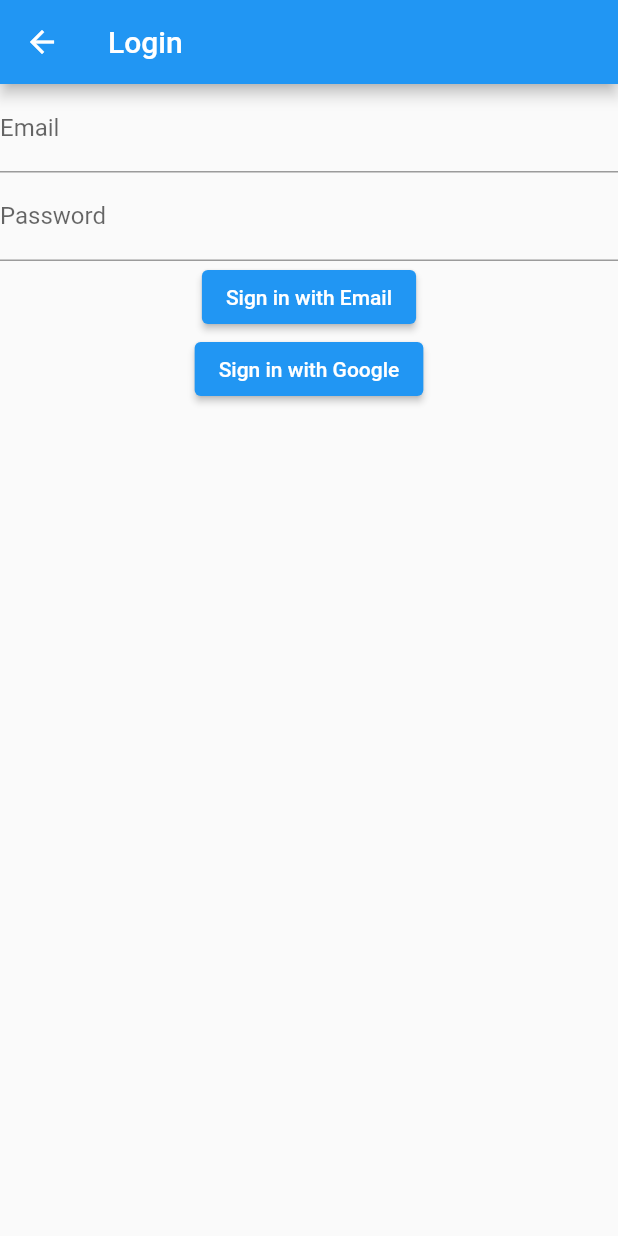
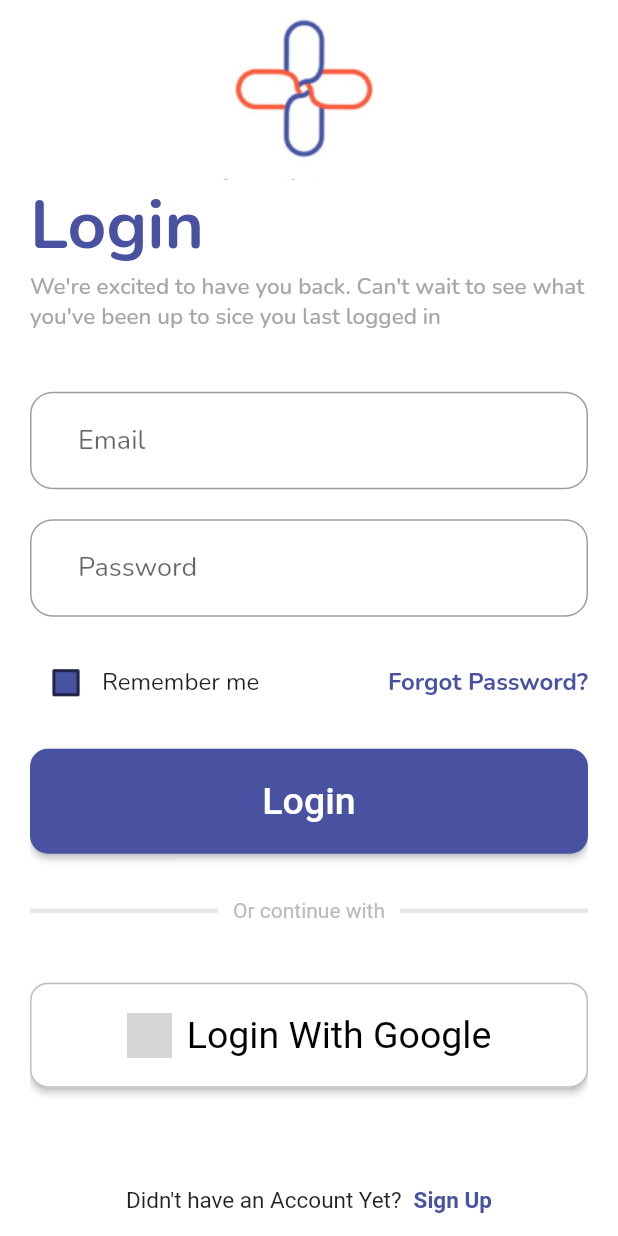
Before and after one commit to Kiagusss/flutter-Counselling-App, a Flutter app: the screen it shows after launch, after a tap on "Skip", after a tap on "Get Started", on a phone screen of 412 x 824 dp. Run offline on Flutter 3.47's test engine with Material 2 defaults, Android fonts, the phone set to English and light mode, and no system bars; our stand-ins replace animated_splash_screen, cloud_firestore, firebase_auth, firebase_core, flutter_slidable, google_fonts and 4 more; accounts and stored records are empty; network calls fail; grey boxes are pictures that could not be loaded.

Commit message:
Login regis Completed with ui and Backend using Firebase Auth

```diff
--- a/lib/pages/BottomBar.dart
+++ b/lib/pages/BottomBar.dart
@@ -141,7 +141,7 @@ class _AnimatedBarExampleState extends State<AnimatedBarExample> {
 
       floatingActionButton: Container(
         constraints: BoxConstraints.tight(
-            Size(70, 70)), // ubah nilai Size sesuai kebutuhan
+            Size(70, 70)),
         child: FloatingActionButton(
           elevation: 200,
           onPressed: () {
--- /dev/null
+++ b/lib/pages/Login.dart
@@ -0,0 +1,339 @@
+import 'package:flutter/material.dart';
+import 'package:flutter/src/widgets/framework.dart';
+import 'package:flutter/src/widgets/placeholder.dart';
+import 'package:google_fonts/google_fonts.dart';
+import 'package:firebase_auth/firebase_auth.dart';
+import 'package:google_sign_in/google_sign_in.dart';
+import 'package:project_kel_bumira/pages/Regis.dart';
+import 'BottomBar.dart';
+import 'HomePage.dart';
+
+class LoginPage extends StatefulWidget {
+  const LoginPage({super.key});
+
+  @override
+  State<LoginPage> createState() => _LoginPageState();
+}
+
+class _LoginPageState extends State<LoginPage> {
+
+  final _formKey = GlobalKey<FormState>();
+  final _auth = FirebaseAuth.instance;
+  final _googleSignIn = GoogleSignIn();
+  late String _email;
+  late String _password;
+  bool isChecked = false;
+  @override
+  Widget build(BuildContext context) {
+    Color getColor(Set<MaterialState> states) {
+      const Set<MaterialState> interactiveStates = <MaterialState>{
+        MaterialState.pressed,
+        MaterialState.hovered,
+        MaterialState.focused,
+      };
+      if (states.any(interactiveStates.contains)) {
+        return Color(0xff4852A1);
+      }
+      return Color(0xff4852A1);
+    }
+
+    return MaterialApp(
+      home: Scaffold(
+        body: Form(
+          key: _formKey,
+          child: Container(
+              color: Color.fromARGB(255, 255, 255, 255),
+              padding: EdgeInsets.only(left: 20, right: 20),
+              child: ListView(
+                children: [
+                  Container(
+                    alignment: Alignment.center,
+                    child: Image.asset(
+                      "images/Logo.png",
+                      width: 135,
+                    ),
+                  ),
+                  Column(
+                    crossAxisAlignment: CrossAxisAlignment.start,
+                    children: [
+                      Text(
+                        "Login",
+                        style: GoogleFonts.nunito(
+                            fontSize: 45,
+                            fontWeight: FontWeight.w700,
+                            color: Color(0xff4852A1)),
+                      ),
+                      Text(
+                          "We're excited to have you back. Can't wait to see what ",
+                          style: GoogleFonts.nunito(
+                              fontSize: 15,
+                              fontWeight: FontWeight.w500,
+                              color: Color.fromARGB(255, 166, 166, 166))),
+                      Text("you've been up to sice you last logged in ",
+                          style: GoogleFonts.nunito(
+                              fontSize: 15,
+                              fontWeight: FontWeight.w500,
+                              color: Color.fromARGB(255, 166, 166, 166))),
+                    ],
+                  ),
+                  SizedBox(
+                    height: 20,
+                  ),
+                  Column(
+                    children: [
+                      SizedBox(
+                        height: 20,
+                      ),
+                      Container(
+                        child: Container(
+                          width: 1000,
+                          child: Align(
+                            alignment: Alignment.center,
+                            child: TextFormField(
+                              validator: (value) =>
+                                  value == null || value.isEmpty
+                                      ? 'Email can\'t be empty'
+                                      : null,
+                              onSaved: (value) => _email = value!,
+                              style: GoogleFonts.nunito(fontSize: 18),
+                              decoration: InputDecoration(
+                                  hintText: 'Email',
+                                  border: OutlineInputBorder(
+                                    borderSide: BorderSide(
+                                        width: 4,
+                                        color: Color.fromARGB(
+                                            255, 89, 111, 173)), //<-- SEE HERE
+                                    borderRadius: BorderRadius.circular(15.0),
+                                  ),
+                                  contentPadding: EdgeInsets.symmetric(
+                                      vertical: 20, horizontal: 32)),
+                            ),
+                          ),
+                        ),
+                      ),
+                      SizedBox(
+                        height: 20,
+                      ),
+                      Container(
+                        child: Container(
+                          width: 1000,
+                          child: Align(
+                            alignment: Alignment.center,
+                            child: TextFormField(
+                              validator: (value) =>
+                                  value == null || value.isEmpty
+                                      ? 'Password can\'t be empty'
+                                      : null,
+                              onSaved: (value) => _password = value!,
+                              obscureText: true,
+                              obscuringCharacter: "*",
+                              style: GoogleFonts.nunito(fontSize: 18),
+                              decoration: InputDecoration(
+                                  hintText: 'Password',
+                                  border: OutlineInputBorder(
+                                    borderSide: BorderSide(
+                                        width: 4,
+                                        color: Color.fromARGB(
+                                            255, 89, 111, 173)), //<-- SEE HERE
+                                    borderRadius: BorderRadius.circular(15.0),
+                                  ),
+                                  contentPadding: EdgeInsets.symmetric(
+                                      vertical: 20, horizontal: 32)),
+                            ),
+                          ),
+                        ),
+                      ),
+                    ],
+                  ),
+                  SizedBox(
+                    height: 20,
+                  ),
+                  Row(
+                    mainAxisAlignment: MainAxisAlignment.spaceBetween,
+                    children: [
+                      Row(
+                        mainAxisAlignment: MainAxisAlignment.start,
+                        children: [
+                          Checkbox(
+                            checkColor: Colors.white,
+                            fillColor:
+                                MaterialStateProperty.resolveWith(getColor),
+                            value: isChecked,
+                            onChanged: (bool? value) {
+                              setState(() {
+                                isChecked = value!;
+                              });
+                            },
+                          ),
+                          Text(
+                            "Remember me",
+                            style: GoogleFonts.nunito(fontSize: 16),
+                          )
+                        ],
+                      ),
+                      Text(
+                        "Forgot Password?",
+                        style: GoogleFonts.nunito(
+                          fontSize: 16,
+                          fontWeight: FontWeight.w700,
+                          color: Color(0xff4852A1),
+                        ),
+                      ),
+                    ],
+                  ),
+                  SizedBox(
+                    height: 20,
+                  ),
+                  ElevatedButton(
+                    onPressed:  _signInWithEmail,
+                    child: const Text(
+                      'Login',
+                      style: TextStyle(fontSize: 25),
+                    ),
+                    style: ButtonStyle(
+                      shape: MaterialStateProperty.all(
+                        RoundedRectangleBorder(
+                          borderRadius: BorderRadius.circular(12),
+                        ),
+                      ),
+                      backgroundColor:
+                          MaterialStateProperty.all(Color(0xff4852A1)),
+                      minimumSize:
+                          MaterialStateProperty.all(const Size(380, 70)),
+                    ),
+                  ),
+                  SizedBox(
+                    height: 30,
+                  ),
+                  Padding(
+                      padding: const EdgeInsets.symmetric(horizontal: 25.0)),
+                  Row(
+                    children: [
+                      Expanded(
+                        child: Divider(
+                          thickness: 3,
+                          color: Color(0xffE7E7E7),
+                        ),
+                      ),
+                      Padding(
+                        padding: const EdgeInsets.symmetric(horizontal: 10.0),
+                        child: Text(
+                          'Or continue with',
+                          style: TextStyle(color: Color(0xffBABABA)),
+                        ),
+                      ),
+                      Expanded(
+                        child: Divider(
+                          thickness: 3,
+                          color: Color(0xffE7E7E7),
+                        ),
+                      ),
+                    ],
+                  ),
+                  SizedBox(
+                    height: 40,
+                  ),
+                  ElevatedButton(
+                    onPressed: _signInWithGoogle,
+                    child: Row(
+                      mainAxisAlignment: MainAxisAlignment.center,
+                      children: [
+                        Image.network(
+                          "https://upload.wikimedia.org/wikipedia/commons/thumb/5/53/Google_%22G%22_Logo.svg/2008px-Google_%22G%22_Logo.svg.png",
+                          width: 30,
+                        ),
+                        Padding(padding: EdgeInsets.only(left: 10)),
+                        Text('Login With Google',
+                            style: TextStyle(
+                                fontSize: 25,
+                                color: Colors.black,
+                                fontWeight: FontWeight.w400))
+                      ],
+                    ),
+                    style: ButtonStyle(
+                      shape: MaterialStateProperty.all(
+                        RoundedRectangleBorder(
+                          side: BorderSide(
+                              width: 1,
+                              color: Color.fromARGB(255, 190, 190, 190)),
+                          borderRadius: BorderRadius.circular(12),
+                        ),
+                      ),
+                      backgroundColor: MaterialStateProperty.all(
+                          Color.fromARGB(255, 255, 255, 255)),
+                      minimumSize:
+                          MaterialStateProperty.all(const Size(380, 70)),
+                    ),
+                  ),
+                  SizedBox(
+                    height: 30,
+                  ),
+                  Row(
+                    mainAxisAlignment: MainAxisAlignment.center,
+                    children: [
+                      Text(
+                        "Didn't have an Account Yet?",
+                        style: TextStyle(
+                            fontSize: 15, fontWeight: FontWeight.w400),
+                      ),
+                      GestureDetector(
+                        onTap: () {
+                          Navigator.push(context, MaterialPageRoute(builder: (context) => RegisterPage()));
+                        },
+                        child: Padding(
+                          padding: const EdgeInsets.only(left: 8),
+                          child: Text("Sign Up",
+                              style: TextStyle(
+                                  fontSize: 15,
+                                  fontWeight: FontWeight.w600,
+                                  color: Color(0xff4852A1))),
+                        ),
+                      ),
+                      Padding(padding: EdgeInsets.only(bottom: 90))
+                    ],
+                  )
+                ],
+              )),
+        ),
+      ),
+      debugShowCheckedModeBanner: false,
+    );
+  }
+   void _signInWithEmail() async {
+    if (_formKey.currentState!.validate()) {
+      _formKey.currentState!.save();
+      try {
+        await _auth.signInWithEmailAndPassword(
+            email: _email, password: _password);
+        Navigator.pushAndRemoveUntil(
+            context,
+            MaterialPageRoute(builder: (context) => AnimatedBarExample()),
+            (_) => false);
+      } on FirebaseAuthException catch (e) {
+        ScaffoldMessenger.of(context)
+            .showSnackBar(SnackBar(content: Text('Error: ${e.message}')));
+      } catch (e) {
+        print(e);
+      }
+    }
+  }
+
+  void _signInWithGoogle() async {
+    try {
+      final googleUser = await _googleSignIn.signIn();
+      final googleAuth = await googleUser!.authentication;
+      final credential = GoogleAuthProvider.credential(
+        accessToken: googleAuth.accessToken,
+        idToken: googleAuth.idToken,
+      );
+      await _auth.signInWithCredential(credential);
+      Navigator.pushAndRemoveUntil(context,
+          MaterialPageRoute(builder: (context) => BottomBar()), (_) => false);
+    } on FirebaseAuthException catch (e) {
+      ScaffoldMessenger.of(context)
+          .showSnackBar(SnackBar(content: Text('Error: ${e.message}')));
+    } catch (e) {
+      print(e);
+    }
+  }
+}
--- a/lib/pages/onboard-1.dart
+++ b/lib/pages/onboard-1.dart
@@ -4,7 +4,7 @@ import 'package:project_kel_bumira/main.dart';
 import 'package:introduction_screen/introduction_screen.dart';
 import 'package:project_kel_bumira/pages/HomePage.dart';
 import 'package:project_kel_bumira/pages/BottomBar.dart';
-import 'package:project_kel_bumira/pages/login_page.dart';
+import 'package:project_kel_bumira/pages/Login.dart';
 import 'package:project_kel_bumira/pages/register_page.dart';
 
 class OnBoard1 extends StatefulWidget {
```
Also changed, not shown: lib/pages/Regis.dart (+260 -0 lines), lib/pages/login_page.dart (+15 -9 lines).
